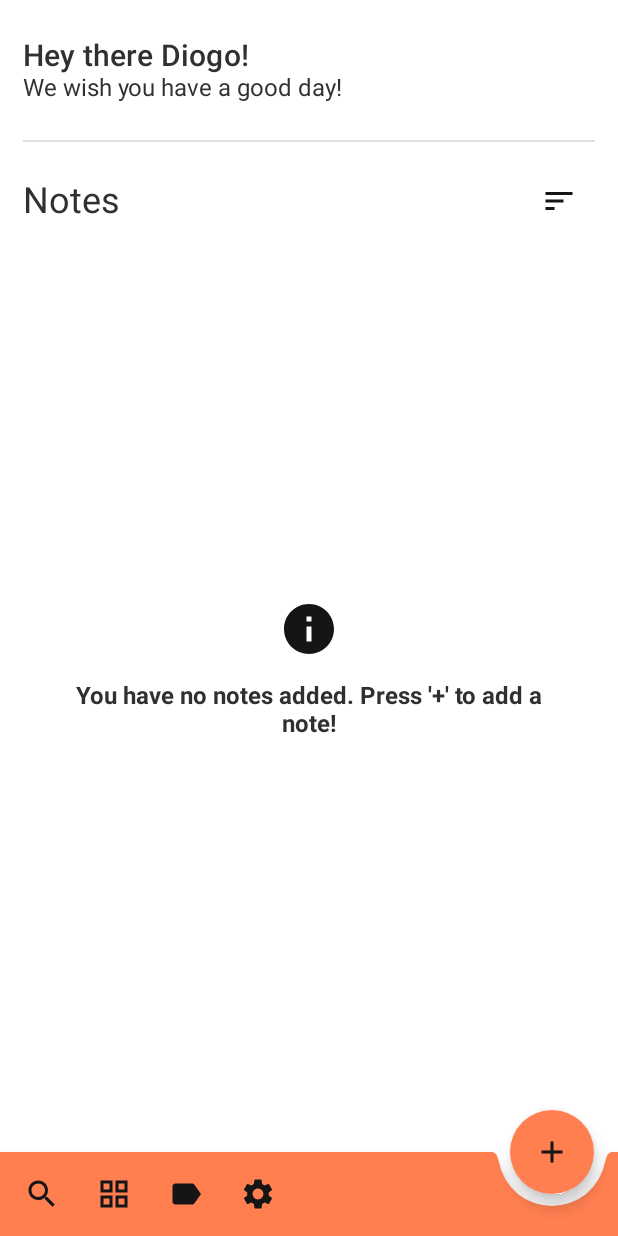
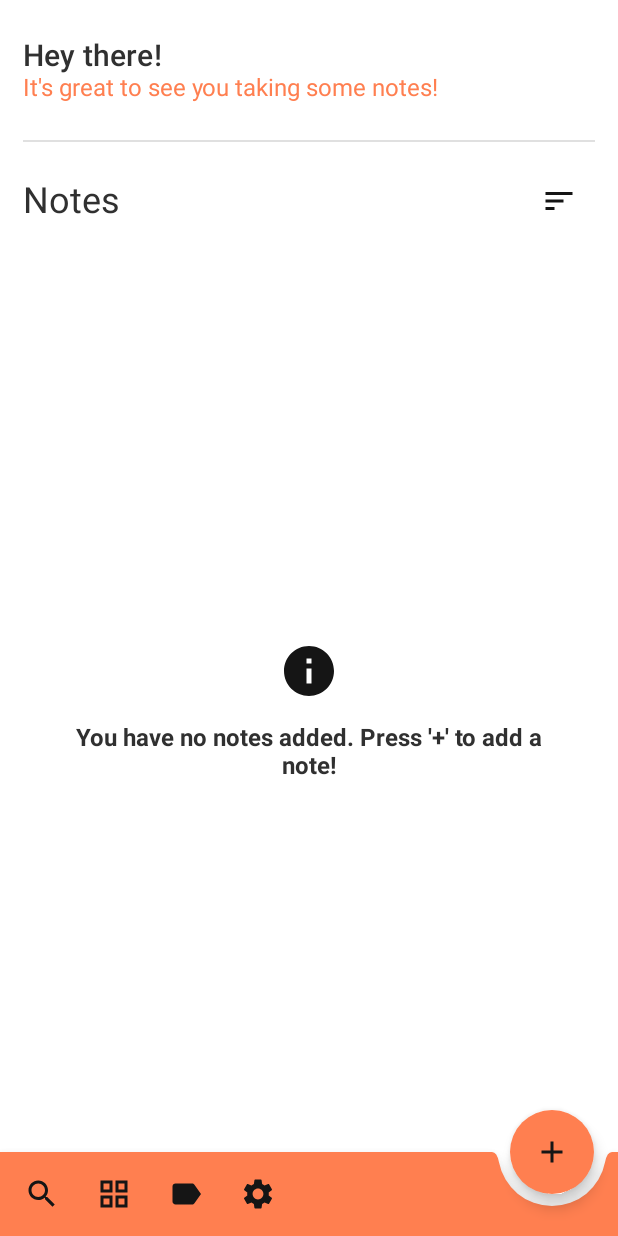
Before and after one commit to diogosantos41/TakeNoteApp, an Android app built with Jetpack Compose: the screen it shows after launch (MainActivity), on a phone screen of 412 x 824 dp. Run offline under Robolectric (Android 15) with nearby library versions, the phone set to English and light mode, and no system bars; our stand-ins replace Dagger/Hilt's generated code, Room's generated code.

Commit message:
Add Preferences Use Case to NotesViewModel

```diff
--- a/app/src/main/java/com/dscoding/takenoteapp/data/repository/PreferencesRepositoryImpl.kt
+++ b/app/src/main/java/com/dscoding/takenoteapp/data/repository/PreferencesRepositoryImpl.kt
@@ -8,7 +8,6 @@ import androidx.datastore.preferences.preferencesDataStore
 import com.dscoding.takenoteapp.domain.model.UserPreferences
 import com.dscoding.takenoteapp.domain.model.UserPreferences.Companion.SHOW_GREETING
 import com.dscoding.takenoteapp.domain.model.UserPreferences.Companion.THEME
-import com.dscoding.takenoteapp.domain.model.UserPreferences.Companion.USER_NAME
 import com.dscoding.takenoteapp.domain.repository.PreferencesRepository
 import com.dscoding.takenoteapp.utils.Constants.DATASTORE_NAME
 import kotlinx.coroutines.flow.map
@@ -22,7 +21,6 @@ class PreferencesRepositoryImpl(
     override suspend fun updatePreferences(userPreferences: UserPreferences) {
         context.dataStore.edit { preferences ->
             preferences[SHOW_GREETING] = userPreferences.show_greeting
-            preferences[USER_NAME] = userPreferences.user_name
             preferences[THEME] = userPreferences.theme
         }
     }
@@ -30,7 +28,6 @@ class PreferencesRepositoryImpl(
     override fun getPreferences() = context.dataStore.data.map { userPreferences ->
         UserPreferences(
             show_greeting = userPreferences[SHOW_GREETING] ?: true,
-            user_name = userPreferences[USER_NAME] ?: "",
             theme = userPreferences[THEME] ?: UserPreferences.Theme.SYSTEM_DEFAULT.id,
         )
     }
--- a/app/src/main/java/com/dscoding/takenoteapp/domain/model/Note.kt
+++ b/app/src/main/java/com/dscoding/takenoteapp/domain/model/Note.kt
@@ -13,6 +13,6 @@ data class Note(
     @PrimaryKey val id: Int? = null
 ) {
     companion object {
-        val noteColors = listOf(pink, red, blue, green)
+        val noteColors = listOf(pink, red, yellow, green, blue)
     }
 }
--- a/app/src/main/java/com/dscoding/takenoteapp/domain/model/UserPreferences.kt
+++ b/app/src/main/java/com/dscoding/takenoteapp/domain/model/UserPreferences.kt
@@ -7,12 +7,10 @@ import com.dscoding.takenoteapp.R
 
 data class UserPreferences(
     val show_greeting: Boolean,
-    val user_name: String,
     val theme: Int,
 ) {
     companion object {
         val SHOW_GREETING = booleanPreferencesKey("show_greeting")
-        val USER_NAME = stringPreferencesKey("user_name")
         val THEME = intPreferencesKey("theme")
     }
 
--- a/app/src/main/java/com/dscoding/takenoteapp/presentation/list_notes/NotesScreen.kt
+++ b/app/src/main/java/com/dscoding/takenoteapp/presentation/list_notes/NotesScreen.kt
@@ -13,6 +13,7 @@ import androidx.compose.material.*
 import androidx.compose.material.icons.Icons
 import androidx.compose.material.icons.filled.*
 import androidx.compose.runtime.Composable
+import androidx.compose.runtime.LaunchedEffect
 import androidx.compose.runtime.rememberCoroutineScope
 import androidx.compose.ui.Alignment
 import androidx.compose.ui.Modifier
@@ -30,6 +31,7 @@ import com.dscoding.takenoteapp.presentation.util.Screen
 import com.dscoding.takenoteapp.ui.theme.ThemeManager
 import com.dscoding.takenoteapp.utils.Constants.NOTE_COLOR_ARG
 import com.dscoding.takenoteapp.utils.Constants.NOTE_ID_ARG
+import kotlinx.coroutines.flow.collectLatest
 import kotlinx.coroutines.launch
 
 @ExperimentalFoundationApi
@@ -44,6 +46,16 @@ fun NotesScreen(
     val scope = rememberCoroutineScope()
 
     val generalMargin = dimensionResource(R.dimen.general_margin)
+
+    LaunchedEffect(key1 = true) {
+        viewModel.eventFlow.collectLatest { event ->
+            when (event) {
+                is NotesViewModel.UiEvent.UpdateTheme -> {
+                    ThemeManager.takeNoteTheme = event.theme
+                }
+            }
+        }
+    }
 
     Scaffold(
         floatingActionButton = {
@@ -116,10 +128,13 @@ fun NotesScreen(
                         generalMargin,
                         0.dp,
                         generalMargin,
-                        padding.calculateBottomPadding()
+                        0.dp
                     )
             ) {
-                GreetingSection()
+
+                if (state.isGreetingSectionVisible) {
+                    GreetingSection()
+                }
                 Spacer(modifier = Modifier.height(generalMargin))
                 Row(
                     modifier = Modifier.fillMaxWidth(),
@@ -199,7 +214,6 @@ fun NotesScreen(
                                     }
                                 }
                             )
-                            Spacer(modifier = Modifier.height(generalMargin))
                         }
                     }
                 }
--- a/app/src/main/java/com/dscoding/takenoteapp/presentation/list_notes/NotesState.kt
+++ b/app/src/main/java/com/dscoding/takenoteapp/presentation/list_notes/NotesState.kt
@@ -7,6 +7,7 @@ import com.dscoding.takenoteapp.domain.util.OrderType
 data class NotesState(
     val notes: List<Note> = emptyList(),
     val noteOrder: NoteOrder = NoteOrder.Date(OrderType.Descending),
+    val isGreetingSectionVisible: Boolean = false,
     val isOrderSectionVisible: Boolean = false,
     val isGridListSelected: Boolean = false
 )
--- a/app/src/main/java/com/dscoding/takenoteapp/presentation/list_notes/NotesViewModel.kt
+++ b/app/src/main/java/com/dscoding/takenoteapp/presentation/list_notes/NotesViewModel.kt
@@ -6,26 +6,40 @@ import androidx.lifecycle.ViewModel
 import androidx.lifecycle.viewModelScope
 import com.dscoding.takenoteapp.domain.model.Note
 import com.dscoding.takenoteapp.domain.use_case.NoteUseCases
+import com.dscoding.takenoteapp.domain.use_case.PreferencesUseCases
 import com.dscoding.takenoteapp.domain.util.NoteOrder
 import com.dscoding.takenoteapp.domain.util.OrderType
+import com.dscoding.takenoteapp.ui.theme.TakeNoteTheme
+import com.dscoding.takenoteapp.utils.ThemeUtils
 import dagger.hilt.android.lifecycle.HiltViewModel
 import kotlinx.coroutines.Job
+import kotlinx.coroutines.flow.MutableSharedFlow
+import kotlinx.coroutines.flow.asSharedFlow
 import kotlinx.coroutines.flow.launchIn
 import kotlinx.coroutines.flow.onEach
 import kotlinx.coroutines.launch
 import javax.inject.Inject
 
 @HiltViewModel
-class NotesViewModel @Inject constructor(private val noteUseCases: NoteUseCases) : ViewModel() {
+class NotesViewModel @Inject constructor(
+    private val noteUseCases: NoteUseCases,
+    private val preferencesUseCases: PreferencesUseCases
+) : ViewModel() {
 
     private val _state = mutableStateOf(NotesState())
     val state: State<NotesState> = _state
 
     private var recentlyDeleteNote: Note? = null
 
+    private val _eventFlow = MutableSharedFlow<UiEvent>()
+    val eventFlow = _eventFlow.asSharedFlow()
+
+    private var getPreferencesJob: Job? = null
+
     private var getNotesJob: Job? = null
 
     init {
+        getPreferences()
         getNotes(NoteOrder.Date(OrderType.Descending))
     }
 
@@ -63,6 +77,26 @@ class NotesViewModel @Inject constructor(private val noteUseCases: NoteUseCases)
         }
     }
 
+    private fun getPreferences() {
+        getPreferencesJob?.cancel()
+        getPreferencesJob = preferencesUseCases.getUserPreference()
+            .onEach { preferences ->
+                _state.value = state.value.copy(
+                    isGreetingSectionVisible = preferences.show_greeting
+                )
+                _eventFlow.emit(
+                    UiEvent.UpdateTheme(
+                        ThemeUtils.getThemeFromId(
+                            preferences.theme
+                        )
+                    )
+                )
+
+
+            }
+            .launchIn(viewModelScope)
+    }
+
     private fun getNotes(noteOrder: NoteOrder) {
         getNotesJob?.cancel()
         getNotesJob = noteUseCases.getNotes(noteOrder)
@@ -74,4 +108,8 @@ class NotesViewModel @Inject constructor(private val noteUseCases: NoteUseCases)
             }
             .launchIn(viewModelScope)
     }
+
+    sealed class UiEvent {
+        data class UpdateTheme(val theme: TakeNoteTheme) : UiEvent()
+    }
 }
--- a/app/src/main/java/com/dscoding/takenoteapp/presentation/list_notes/components/GreetingSection.kt
+++ b/app/src/main/java/com/dscoding/takenoteapp/presentation/list_notes/components/GreetingSection.kt
@@ -9,14 +9,13 @@ import androidx.compose.ui.Alignment
 import androidx.compose.ui.Modifier
 import androidx.compose.ui.res.dimensionResource
 import androidx.compose.ui.res.stringResource
+import androidx.compose.ui.text.font.FontWeight
 import androidx.compose.ui.unit.dp
 import com.dscoding.takenoteapp.R
 import com.dscoding.takenoteapp.ui.theme.ThemeManager
 
 @Composable
-fun GreetingSection(
-    name: String = "Diogo"
-) {
+fun GreetingSection() {
     Row(
         horizontalArrangement = Arrangement.SpaceBetween,
         verticalAlignment = Alignment.CenterVertically,
@@ -33,14 +32,14 @@ fun GreetingSection(
             verticalArrangement = Arrangement.Center
         ) {
             Text(
-                text = stringResource(id = R.string.notes_greeting_title_with_name, name),
+                text = stringResource(id = R.string.notes_greeting_title_with_name),
                 style = MaterialTheme.typography.h6,
                 color = ThemeManager.colors.textColor
             )
             Text(
                 text = stringResource(id = R.string.notes_greeting_message),
                 style = MaterialTheme.typography.body1,
-                color = ThemeManager.colors.textColor
+                color = ThemeManager.colors.mainColor,
             )
             Spacer(modifier = Modifier.height(dimensionResource(R.dimen.margin_vertical_greeting_section)))
             Divider()
--- a/app/src/main/java/com/dscoding/takenoteapp/presentation/settings/SettingsViewModel.kt
+++ b/app/src/main/java/com/dscoding/takenoteapp/presentation/settings/SettingsViewModel.kt
@@ -8,6 +8,9 @@ import com.dscoding.takenoteapp.R
 import com.dscoding.takenoteapp.domain.model.UserPreferences
 import com.dscoding.takenoteapp.domain.use_case.PreferencesUseCases
 import com.dscoding.takenoteapp.ui.theme.TakeNoteTheme
+import com.dscoding.takenoteapp.utils.ThemeUtils.getThemeFromId
+import com.dscoding.takenoteapp.utils.ThemeUtils.getThemeIdFromText
+import com.dscoding.takenoteapp.utils.ThemeUtils.getThemeTextFromId
 import com.dscoding.takenoteapp.utils.UiText
 import dagger.hilt.android.lifecycle.HiltViewModel
 import kotlinx.coroutines.Job
@@ -45,7 +48,6 @@ class SettingsViewModel @Inject constructor(
                     preferencesUseCases.updateUserPreference(
                         UserPreferences(
                             show_greeting = !showGreetingFieldState.value.isActive,
-                            user_name = "",
                             theme = getThemeIdFromText(state.value.selectedTheme as UiText.StringResource),
                         )
                     )
@@ -65,7 +67,6 @@ class SettingsViewModel @Inject constructor(
                     preferencesUseCases.updateUserPreference(
                         UserPreferences(
                             show_greeting = showGreetingFieldState.value.isActive,
-                            user_name = "",
                             theme = event.option
                         )
                     )
@@ -102,52 +103,6 @@ class SettingsViewModel @Inject constructor(
             .launchIn(viewModelScope)
     }
 
-    private fun getThemeIdFromText(text: UiText.StringResource): Int {
-        return if (text.equals(R.string.settings_theme_option_system_default)) {
-            UserPreferences.Theme.SYSTEM_DEFAULT.id
-        } else if (text.equals(R.string.settings_theme_option_light)) {
-            UserPreferences.Theme.LIGHT.id
-        } else if (text.equals(R.string.settings_theme_option_dark)) {
-            UserPreferences.Theme.DARK.id
-        } else {
-            UserPreferences.Theme.SYSTEM_DEFAULT.id
-        }
-    }
-
-    private fun getThemeTextFromId(id: Int): UiText {
-        return when (id) {
-            UserPreferences.Theme.SYSTEM_DEFAULT.id -> {
-                UiText.StringResource(resId = R.string.settings_theme_option_system_default)
-            }
-            UserPreferences.Theme.LIGHT.id -> {
-                UiText.StringResource(resId = R.string.settings_theme_option_light)
-            }
-            UserPreferences.Theme.DARK.id -> {
-                UiText.StringResource(resId = R.string.settings_theme_option_dark)
-            }
-            else -> {
-                UiText.StringResource(resId = R.string.settings_theme_option_system_default)
-            }
-        }
-    }
-
-    private fun getThemeFromId(id: Int): TakeNoteTheme {
-        return when (id) {
-            UserPreferences.Theme.SYSTEM_DEFAULT.id -> {
-                TakeNoteTheme.SYSTEM_DEFAULT
-            }
-            UserPreferences.Theme.LIGHT.id -> {
-                TakeNoteTheme.LIGHT
-            }
-            UserPreferences.Theme.DARK.id -> {
-                TakeNoteTheme.DARK
-            }
-            else -> {
-                TakeNoteTheme.DARK
-            }
-        }
-    }
-
     sealed class UiEvent {
         data class UpdateTheme(val theme: TakeNoteTheme) : UiEvent()
     }
--- a/app/src/main/java/com/dscoding/takenoteapp/ui/theme/Color.kt
+++ b/app/src/main/java/com/dscoding/takenoteapp/ui/theme/Color.kt
@@ -7,17 +7,18 @@ import androidx.compose.runtime.setValue
 import androidx.compose.ui.graphics.Color
 
 val Coral = Color(0xFFFF7F50)
-val DarkerGrey = Color(0xFF151515)
-val DarkGrey = Color(0xFF303030)
 
 val White = Color(0xFFFFFFFF)
 val DirtWhite = Color(0xFFFAFAFA)
+val Grey = Color(0xFF808080)
+val DarkGrey = Color(0xFF303030)
+val DarkerGrey = Color(0xFF151515)
 
-val Grey = Color(0xFF808080)
-val pink = Color(0xFFFFC0CB)
-val red = Color(0xFFFF7F7F)
-val blue = Color(0xFF87CEEB)
-val green = Color(0xFFAED9B2)
+val pink = Color(0xFFf8c6ff)
+val red = Color(0xFFffc6c6)
+val blue = Color(0xFFc6d9ff)
+val green = Color(0xFFcdffc6)
+val yellow = Color(0xFFfff4c6)
 
 @Stable
 class CustomColors(
--- a/app/src/main/java/com/dscoding/takenoteapp/ui/theme/Theme.kt
+++ b/app/src/main/java/com/dscoding/takenoteapp/ui/theme/Theme.kt
@@ -1,12 +1,9 @@
 package com.dscoding.takenoteapp.ui.theme
 
 import androidx.compose.foundation.isSystemInDarkTheme
-import androidx.compose.material.Colors
-import androidx.compose.material.MaterialTheme
-import androidx.compose.material.darkColors
-import androidx.compose.material.lightColors
+import androidx.compose.material.*
 import androidx.compose.runtime.*
-import androidx.compose.ui.graphics.Color
+import androidx.compose.ui.text.TextStyle
 
 private val LightColors = CustomColors(
     backgroundColor = White,
@@ -87,7 +84,12 @@ fun TakeNoteAppTheme(
             colors = colorPalette,
             typography = Typography,
             shapes = Shapes,
-            content = content
+            content = {
+                ProvideTextStyle(
+                    value = TextStyle(color = ThemeManager.colors.textColor),
+                    content = content
+                )
+            }
         )
     }
 }
--- /dev/null
+++ b/app/src/main/java/com/dscoding/takenoteapp/utils/ThemeUtils.kt
@@ -0,0 +1,54 @@
+package com.dscoding.takenoteapp.utils
+
+import com.dscoding.takenoteapp.R
+import com.dscoding.takenoteapp.domain.model.UserPreferences
+import com.dscoding.takenoteapp.ui.theme.TakeNoteTheme
+
+object ThemeUtils {
+
+    fun getThemeIdFromText(text: UiText.StringResource): Int {
+        return if (text.equals(R.string.settings_theme_option_system_default)) {
+            UserPreferences.Theme.SYSTEM_DEFAULT.id
+        } else if (text.equals(R.string.settings_theme_option_light)) {
+            UserPreferences.Theme.LIGHT.id
+        } else if (text.equals(R.string.settings_theme_option_dark)) {
+            UserPreferences.Theme.DARK.id
+        } else {
+            UserPreferences.Theme.SYSTEM_DEFAULT.id
+        }
+    }
+
+    fun getThemeTextFromId(id: Int): UiText {
+        return when (id) {
+            UserPreferences.Theme.SYSTEM_DEFAULT.id -> {
+                UiText.StringResource(resId = R.string.settings_theme_option_system_default)
+            }
+            UserPreferences.Theme.LIGHT.id -> {
+                UiText.StringResource(resId = R.string.settings_theme_option_light)
+            }
+            UserPreferences.Theme.DARK.id -> {
+                UiText.StringResource(resId = R.string.settings_theme_option_dark)
+            }
+            else -> {
+                UiText.StringResource(resId = R.string.settings_theme_option_system_default)
+            }
+        }
+    }
+
+    fun getThemeFromId(id: Int): TakeNoteTheme {
+        return when (id) {
+            UserPreferences.Theme.SYSTEM_DEFAULT.id -> {
+                TakeNoteTheme.SYSTEM_DEFAULT
+            }
+            UserPreferences.Theme.LIGHT.id -> {
+                TakeNoteTheme.LIGHT
+            }
+            UserPreferences.Theme.DARK.id -> {
+                TakeNoteTheme.DARK
+            }
+            else -> {
+                TakeNoteTheme.DARK
+            }
+        }
+    }
+}
--- a/app/src/main/res/values/strings.xml
+++ b/app/src/main/res/values/strings.xml
@@ -9,8 +9,8 @@
     <string name="error_unknown">Unknown error</string>
 
     <!-- Notes Screen -->
-    <string name="notes_greeting_title_with_name">Hey there %s!</string>
-    <string name="notes_greeting_message">We wish you have a good day!</string>
+    <string name="notes_greeting_title_with_name">Hey there!</string>
+    <string name="notes_greeting_message">It\'s great to see you taking some notes!</string>
     <string name="notes_list_title">Notes</string>
     <string name="notes_empty_list_message">You have no notes added. Press \'+\' to add a note!</string>
     <string name="notes_order_section_title">Title</string>
```
